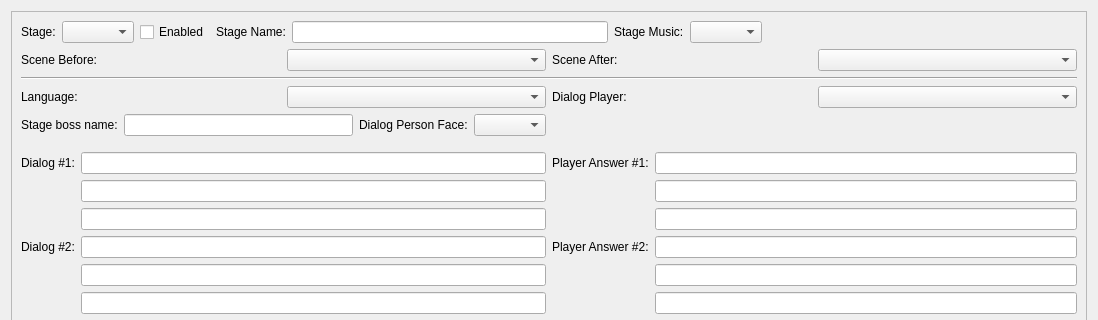
The window that editor/mainwindow_tab/stage_edit.ui (protoman/rockbot) describes before a commit, drawn with Qt 5; both pictures show x 0 to 1098 and y 0 to 320 of the 1098 by 831 pixel window.
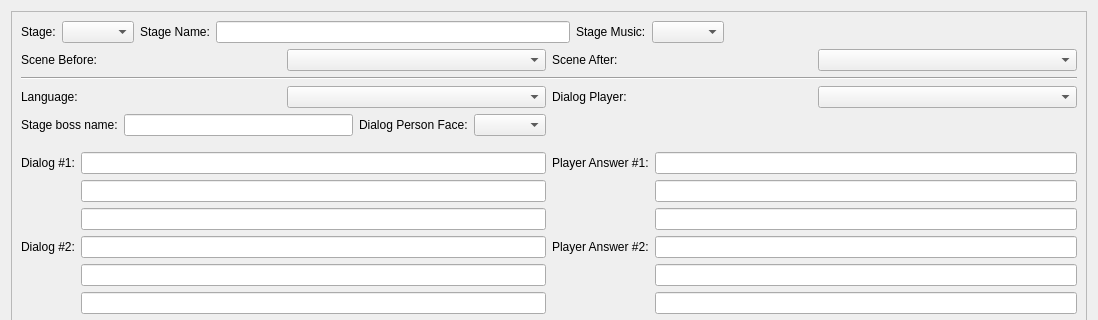
The same window after the commit.

Diff of the .ui file:
```diff
--- a/editor/mainwindow_tab/stage_edit.ui
+++ b/editor/mainwindow_tab/stage_edit.ui
@@ -37,10 +37,34 @@
          <property name="bottomMargin">
           <number>0</number>
          </property>
-         <item row="0" column="6">
+         <item row="0" column="5">
           <widget class="QComboBox" name="stages_tab_bgmusic_combo"/>
          </item>
-         <item row="0" column="7">
+         <item row="0" column="1">
+          <widget class="QComboBox" name="stages_tab_stage_combo"/>
+         </item>
+         <item row="0" column="2">
+          <widget class="QLabel" name="label_7">
+           <property name="text">
+            <string>Stage Name:</string>
+           </property>
+          </widget>
+         </item>
+         <item row="0" column="0">
+          <widget class="QLabel" name="label_48">
+           <property name="text">
+            <string>Stage:</string>
+           </property>
+          </widget>
+         </item>
+         <item row="0" column="4">
+          <widget class="QLabel" name="label_13">
+           <property name="text">
+            <string>Stage Music:</string>
+           </property>
+          </widget>
+         </item>
+         <item row="0" column="6">
           <spacer name="horizontalSpacer">
            <property name="orientation">
             <enum>Qt::Horizontal</enum>
@@ -53,44 +77,13 @@
            </property>
           </spacer>
          </item>
-         <item row="0" column="5">
-          <widget class="QLabel" name="label_13">
-           <property name="text">
-            <string>Stage Music:</string>
-           </property>
-          </widget>
-         </item>
-         <item row="0" column="1">
-          <widget class="QComboBox" name="stages_tab_stage_combo"/>
-         </item>
-         <item row="0" column="0">
-          <widget class="QLabel" name="label_48">
-           <property name="text">
-            <string>Stage:</string>
-           </property>
-          </widget>
-         </item>
          <item row="0" column="3">
-          <widget class="QLabel" name="label_7">
-           <property name="text">
-            <string>Stage Name:</string>
-           </property>
-          </widget>
-         </item>
-         <item row="0" column="4">
           <widget class="QLineEdit" name="stages_tab_stage_name_lineedit">
            <property name="maxLength">
             <number>30</number>
            </property>
           </widget>
          </item>
-         <item row="0" column="2">
-          <widget class="QCheckBox" name="checkBox">
-           <property name="text">
-            <string>Enabled</string>
-           </property>
-          </widget>
-         </item>
         </layout>
        </item>
        <item>
```
